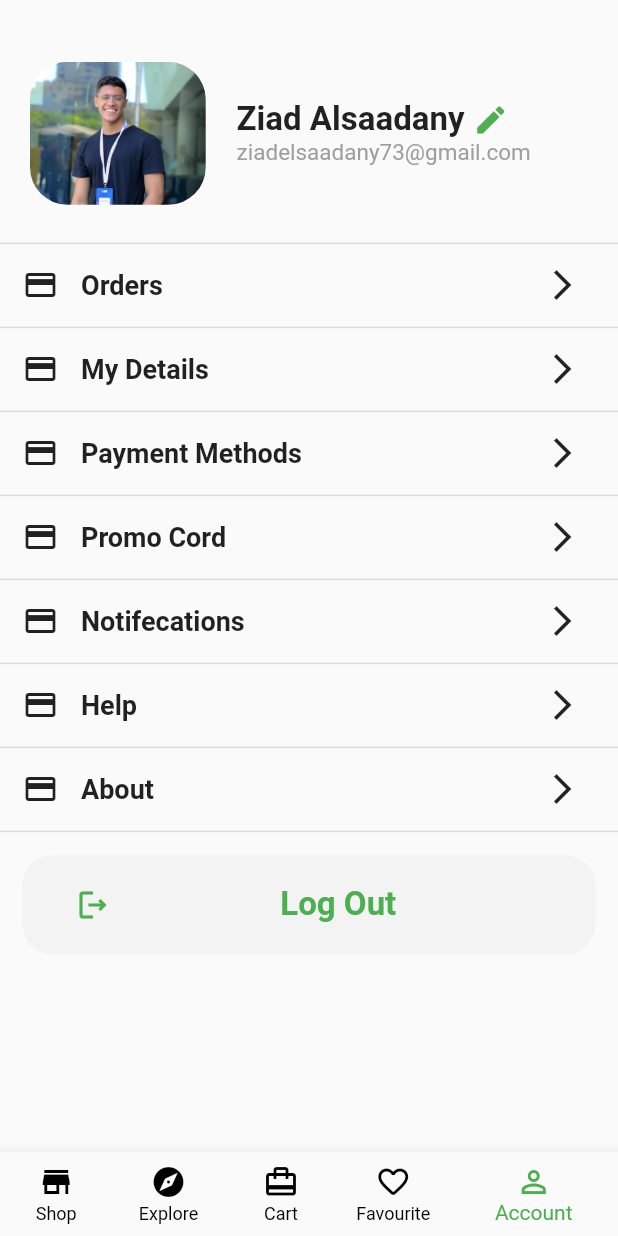
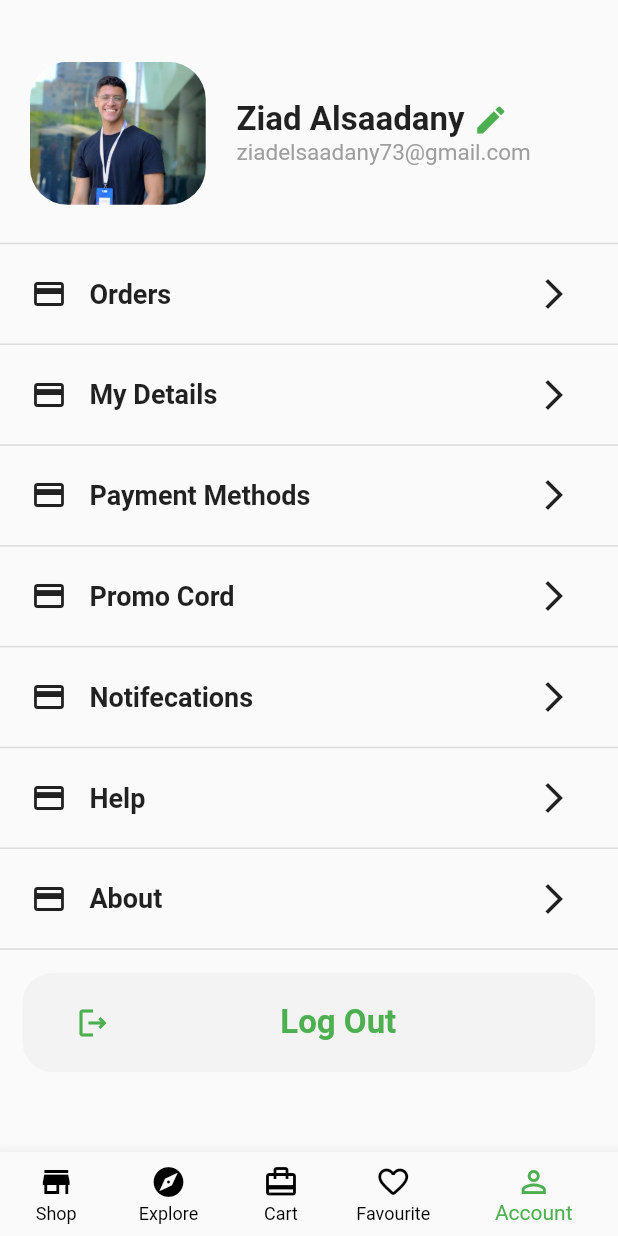
Before and after one commit to ZiadElsaadany/E-Commerce-App-Flutter, a Flutter app: the Home screen opened by its route, item 5 of the bottom bar chosen, on a phone screen of 412 x 824 dp. Run offline on Flutter 3.47's test engine with Material 2 defaults, Android fonts, the phone set to English and light mode, and no system bars; our stand-ins replace carousel_slider, simple_animations, supercharged.

Commit message:
account screen updated

```diff
--- a/lib/view/home/account/account_screen.dart
+++ b/lib/view/home/account/account_screen.dart
@@ -59,7 +59,7 @@ class AccountScreen extends StatelessWidget {
           ),
           SizedBox(height: MediaQuery.of(context).size.height*0.03,),
           Divider(height: 2,thickness: 1,),
-         AccountWidget(txt: 'Orders'),
+          AccountWidget(txt: 'Orders'),
          AccountWidget(txt: 'My Details'),
          AccountWidget(txt: 'Payment Methods'),
          AccountWidget(txt: 'Promo Cord'),
--- a/lib/view/home/account/account_widget.dart
+++ b/lib/view/home/account/account_widget.dart
@@ -8,7 +8,7 @@ final String txt;
     return Column(
       children: [
         Padding(
-          padding: const EdgeInsets.all(15.0),
+          padding:  EdgeInsets.all(MediaQuery.of(context).size.height*0.025),
           child: Row(children: [
               Icon(Icons.payment),
               SizedBox(width: 15,),
```
